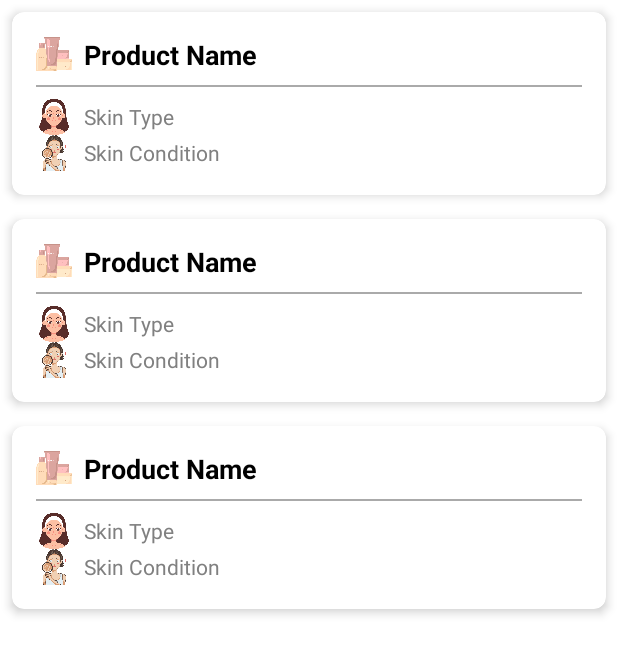
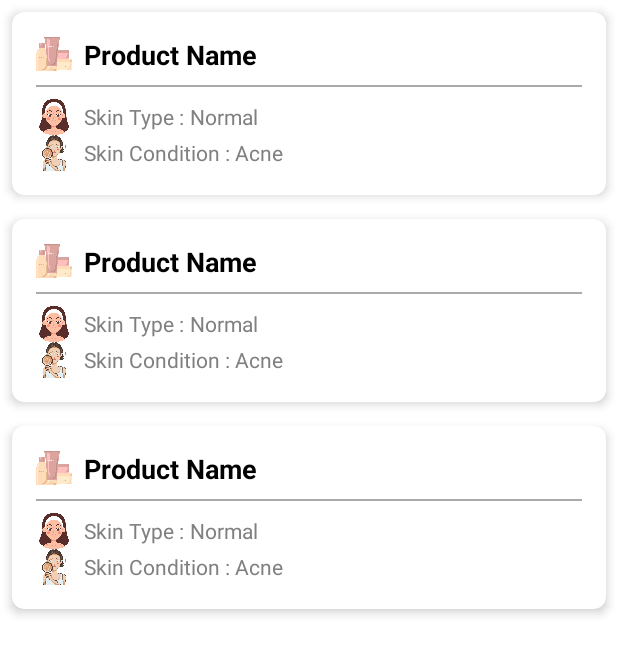
Before and after one commit to C242-PS091-Capstone-Bangkit/app-capstone, an Android app: the layout fragment_history.xml on its own in the app's theme, with its tools: preview values and no code run, on a phone screen of 412 x 824 dp. Shown: the top 654 px of the screen. Run offline under Robolectric (Android 15) with nearby library versions, the light colour scheme and no system bars.

Commit message:
edit history

```diff
--- a/skinalyzecapstone/app/src/main/res/layout/item_history.xml
+++ b/skinalyzecapstone/app/src/main/res/layout/item_history.xml
@@ -55,13 +55,18 @@
                 android:src="@drawable/skin_type" />
 
             <TextView
+                android:layout_width="wrap_content"
+                android:layout_height="wrap_content"
+                android:layout_marginStart="8dp"
+                android:text="Skin Type : "
+                android:textColor="@color/gray" />
+
+            <TextView
                 android:id="@+id/tv_skin_type"
                 android:layout_width="wrap_content"
                 android:layout_height="wrap_content"
-                android:layout_marginStart="8dp"
-                android:text="Skin Type"
-                android:textColor="@color/gray"
-                />
+                android:text="Normal"
+                android:textColor="@color/gray" />
         </LinearLayout>
 
         <LinearLayout
@@ -76,13 +81,18 @@
                 android:src="@drawable/ic_skin_condition" />
 
             <TextView
+                android:layout_width="wrap_content"
+                android:layout_height="wrap_content"
+                android:layout_marginStart="8dp"
+                android:text="Skin Condition : "
+                android:textColor="@color/gray" />
+
+            <TextView
                 android:id="@+id/tv_skin_condition"
                 android:layout_width="wrap_content"
                 android:layout_height="wrap_content"
-                android:layout_marginStart="8dp"
-                android:text="Skin Condition"
-                android:textColor="@color/gray"
-                />
+                android:text="Acne"
+                android:textColor="@color/gray" />
         </LinearLayout>
 
     </LinearLayout>
```
